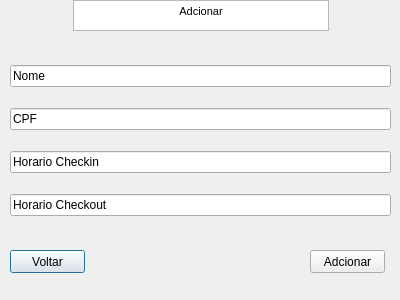
First picture: the form in Projeto01/adcionar.ui, repository lFonsec/cc4651_datastructure, before the edit.
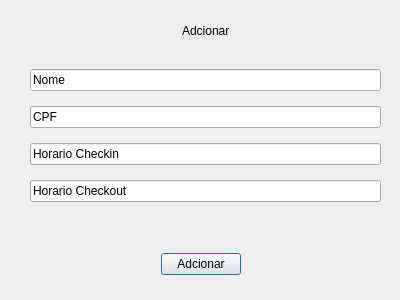
Second picture: the form after the edit.

```diff
--- a/Projeto01/adcionar.ui
+++ b/Projeto01/adcionar.ui
@@ -16,105 +16,120 @@
   <widget class="QWidget" name="gridLayoutWidget">
    <property name="geometry">
     <rect>
-     <x>10</x>
-     <y>50</y>
-     <width>381</width>
-     <height>181</height>
+     <x>30</x>
+     <y>60</y>
+     <width>351</width>
+     <height>151</height>
     </rect>
    </property>
-   <layout class="QGridLayout" name="gridLayout">
-    <item row="3" column="0">
-     <widget class="QLineEdit" name="lineEdit_3">
-      <property name="text">
-       <string>Horario Checkout</string>
-      </property>
-     </widget>
-    </item>
-    <item row="0" column="0">
+   <layout class="QVBoxLayout" name="verticalLayout">
+    <item>
      <widget class="QLineEdit" name="lineEdit">
       <property name="text">
        <string>Nome</string>
       </property>
      </widget>
     </item>
-    <item row="1" column="0">
-     <widget class="QLineEdit" name="lineEdit_4">
+    <item>
+     <widget class="QLineEdit" name="lineEdit_3">
       <property name="text">
        <string>CPF</string>
       </property>
      </widget>
     </item>
-    <item row="2" column="0">
-     <widget class="QLineEdit" name="lineEdit_2">
+    <item>
+     <widget class="QLineEdit" name="lineEdit_4">
       <property name="text">
        <string>Horario Checkin</string>
       </property>
      </widget>
     </item>
+    <item>
+     <widget class="QLineEdit" name="lineEdit_2">
+      <property name="text">
+       <string>Horario Checkout</string>
+      </property>
+     </widget>
+    </item>
    </layout>
   </widget>
-  <widget class="QPushButton" name="pushButton">
-   <property name="geometry">
-    <rect>
-     <x>10</x>
-     <y>250</y>
-     <width>75</width>
-     <height>23</height>
-    </rect>
-   </property>
-   <property name="text">
-    <string>Voltar</string>
-   </property>
-  </widget>
-  <widget class="QPushButton" name="pushButton_2">
-   <property name="geometry">
-    <rect>
-     <x>310</x>
-     <y>250</y>
-     <width>75</width>
-     <height>23</height>
-    </rect>
-   </property>
-   <property name="text">
-    <string>Adcionar</string>
-   </property>
-  </widget>
   <widget class="QWidget" name="horizontalLayoutWidget">
    <property name="geometry">
     <rect>
-     <x>10</x>
-     <y>0</y>
-     <width>381</width>
-     <height>31</height>
+     <x>30</x>
+     <y>239</y>
+     <width>341</width>
+     <height>51</height>
     </rect>
    </property>
    <layout class="QHBoxLayout" name="horizontalLayout">
-    <item>
-     <spacer name="horizontalSpacer">
-      <property name="orientation">
-       <enum>Qt::Horizontal</enum>
-      </property>
-      <property name="sizeHint" stdset="0">
-       <size>
-        <width>40</width>
-        <height>20</height>
-       </size>
-      </property>
-     </spacer>
-    </item>
-    <item>
-     <widget class="QTextBrowser" name="textBrowser">
-      <property name="html">
-       <string>&lt;!DOCTYPE HTML PUBLIC &quot;-//W3C//DTD HTML 4.0//EN&quot; &quot;http://www.w3.org/TR/REC-html40/strict.dtd&quot;&gt;
-&lt;html&gt;&lt;head&gt;&lt;meta name=&quot;qrichtext&quot; content=&quot;1&quot; /&gt;&lt;style type=&quot;text/css&quot;&gt;
-p, li { white-space: pre-wrap; }
-&lt;/style&gt;&lt;/head&gt;&lt;body style=&quot; font-family:'MS Shell Dlg 2'; font-size:8.25pt; font-weight:400; font-style:normal;&quot;&gt;
-&lt;p align=&quot;center&quot; style=&quot; margin-top:0px; margin-bottom:0px; margin-left:0px; margin-right:0px; -qt-block-indent:0; text-indent:0px;&quot;&gt;Adcionar&lt;/p&gt;&lt;/body&gt;&lt;/html&gt;</string>
-      </property>
-     </widget>
-    </item>
     <item>
      <spacer name="horizontalSpacer_2">
+      <property name="orientation">
+       <enum>Qt::Horizontal</enum>
+      </property>
+      <property name="sizeHint" stdset="0">
+       <size>
+        <width>40</width>
+        <height>20</height>
+       </size>
+      </property>
+     </spacer>
+    </item>
+    <item>
+     <widget class="QPushButton" name="pushButton">
+      <property name="text">
+       <string>Adcionar</string>
+      </property>
+     </widget>
+    </item>
+    <item>
+     <spacer name="horizontalSpacer">
+      <property name="orientation">
+       <enum>Qt::Horizontal</enum>
+      </property>
+      <property name="sizeHint" stdset="0">
+       <size>
+        <width>40</width>
+        <height>20</height>
+       </size>
+      </property>
+     </spacer>
+    </item>
+   </layout>
+  </widget>
+  <widget class="QWidget" name="horizontalLayoutWidget_2">
+   <property name="geometry">
+    <rect>
+     <x>30</x>
+     <y>10</y>
+     <width>351</width>
+     <height>41</height>
+    </rect>
+   </property>
+   <layout class="QHBoxLayout" name="horizontalLayout_2">
+    <item>
+     <spacer name="horizontalSpacer_4">
+      <property name="orientation">
+       <enum>Qt::Horizontal</enum>
+      </property>
+      <property name="sizeHint" stdset="0">
+       <size>
+        <width>40</width>
+        <height>20</height>
+       </size>
+      </property>
+     </spacer>
+    </item>
+    <item>
+     <widget class="QLabel" name="label">
+      <property name="text">
+       <string>Adcionar</string>
+      </property>
+     </widget>
+    </item>
+    <item>
+     <spacer name="horizontalSpacer_3">
       <property name="orientation">
        <enum>Qt::Horizontal</enum>
       </property>
```
Left out of the diff: 6 changed lines with no effect on the pictures.
